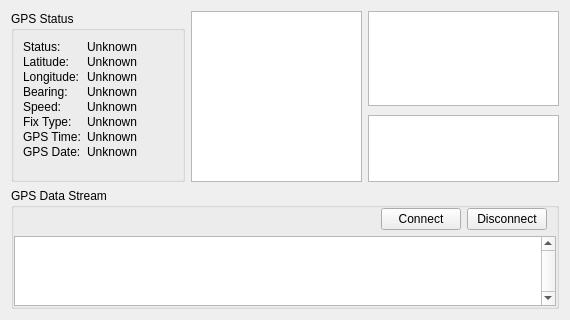
This is ground/src/plugins/gpsdisplay/gpsdisplaywidget.ui in openpilot/OpenPilot as Qt 5 draws it before an edit. The edited form follows.
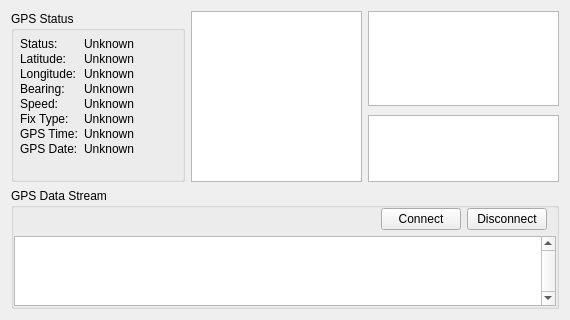
This is the edited form.

Commit message: In the GPS widget the three boxes are in fixed locations compared to eachother again. This tends to be more stable with different fonts and such.

The edit to the form file:
```diff
--- a/ground/src/plugins/gpsdisplay/gpsdisplaywidget.ui
+++ b/ground/src/plugins/gpsdisplay/gpsdisplaywidget.ui
@@ -21,7 +21,7 @@
   </property>
   <layout class="QVBoxLayout" name="verticalLayout_2" stretch="0,1">
    <item>
-    <layout class="QHBoxLayout" name="horizontalLayout" stretch="1,0,0">
+    <layout class="QHBoxLayout" name="horizontalLayout" stretch="1,0">
      <property name="leftMargin">
       <number>0</number>
      </property>
@@ -37,9 +37,15 @@
         <string>GPS Status</string>
        </property>
        <layout class="QFormLayout" name="formLayout">
+        <property name="fieldGrowthPolicy">
+         <enum>QFormLayout::AllNonFixedFieldsGrow</enum>
+        </property>
         <property name="verticalSpacing">
          <number>1</number>
         </property>
+        <property name="margin">
+         <number>6</number>
+        </property>
         <item row="0" column="0">
          <widget class="QLabel" name="status_label">
           <property name="text">
```
Left out of the diff: 75 changed lines with no effect on the pictures. Lines whose indentation alone changed are shown as unchanged.
